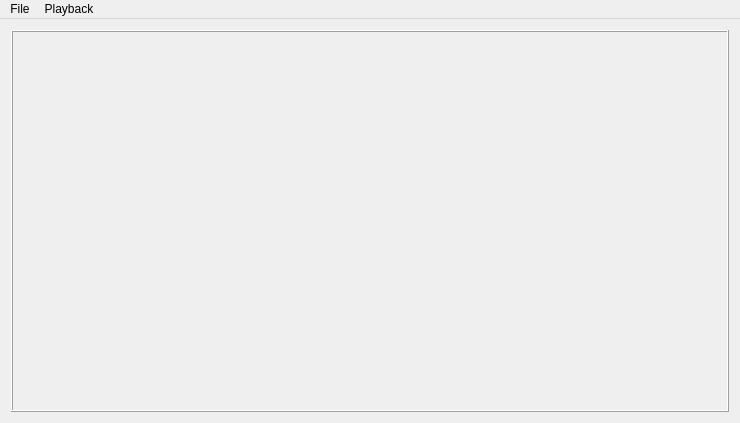
This is videoplayer/ui/mainwindow.ui in maxamula/VideoPlayer as Qt 5 draws it before an edit. The edited form follows.
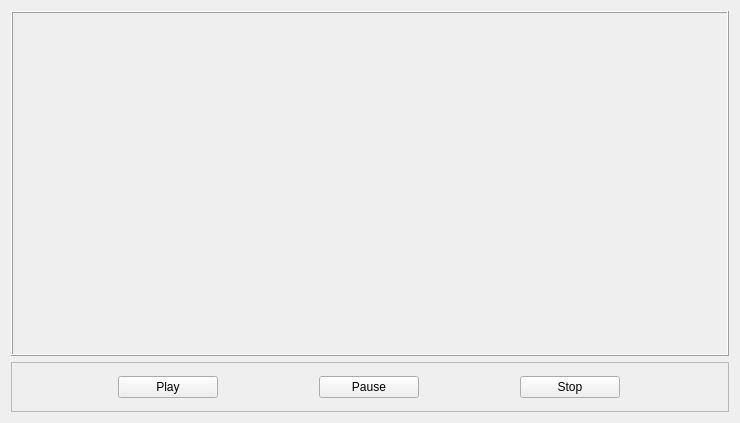
This is the edited form.

```diff
--- a/videoplayer/ui/mainwindow.ui
+++ b/videoplayer/ui/mainwindow.ui
@@ -28,33 +28,65 @@
       </property>
      </widget>
     </item>
+    <item>
+     <widget class="QFrame" name="frame_2">
+      <property name="maximumSize">
+       <size>
+        <width>16777215</width>
+        <height>50</height>
+       </size>
+      </property>
+      <property name="frameShape">
+       <enum>QFrame::StyledPanel</enum>
+      </property>
+      <property name="frameShadow">
+       <enum>QFrame::Raised</enum>
+      </property>
+      <layout class="QHBoxLayout" name="horizontalLayout">
+       <item>
+        <widget class="QPushButton" name="btnPlay">
+         <property name="maximumSize">
+          <size>
+           <width>100</width>
+           <height>16777215</height>
+          </size>
+         </property>
+         <property name="text">
+          <string>Play</string>
+         </property>
+        </widget>
+       </item>
+       <item>
+        <widget class="QPushButton" name="btnPause">
+         <property name="maximumSize">
+          <size>
+           <width>100</width>
+           <height>16777215</height>
+          </size>
+         </property>
+         <property name="text">
+          <string>Pause</string>
+         </property>
+        </widget>
+       </item>
+       <item>
+        <widget class="QPushButton" name="btnStop">
+         <property name="maximumSize">
+          <size>
+           <width>100</width>
+           <height>16777215</height>
+          </size>
+         </property>
+         <property name="text">
+          <string>Stop</string>
+         </property>
+        </widget>
+       </item>
+      </layout>
+     </widget>
+    </item>
    </layout>
   </widget>
-  <widget class="QMenuBar" name="menuBar">
-   <property name="geometry">
-    <rect>
-     <x>0</x>
-     <y>0</y>
-     <width>740</width>
-     <height>22</height>
-    </rect>
-   </property>
-   <widget class="QMenu" name="menuFile">
-    <property name="title">
-     <string>File</string>
-    </property>
-    <addaction name="actionOpen"/>
-   </widget>
-   <widget class="QMenu" name="menuPlayback">
-    <property name="title">
-     <string>Playback</string>
-    </property>
-    <addaction name="actionPause"/>
-    <addaction name="actionResume"/>
-   </widget>
-   <addaction name="menuFile"/>
-   <addaction name="menuPlayback"/>
-  </widget>
   <action name="actiond">
    <property name="text">
     <string>d</string>
```
